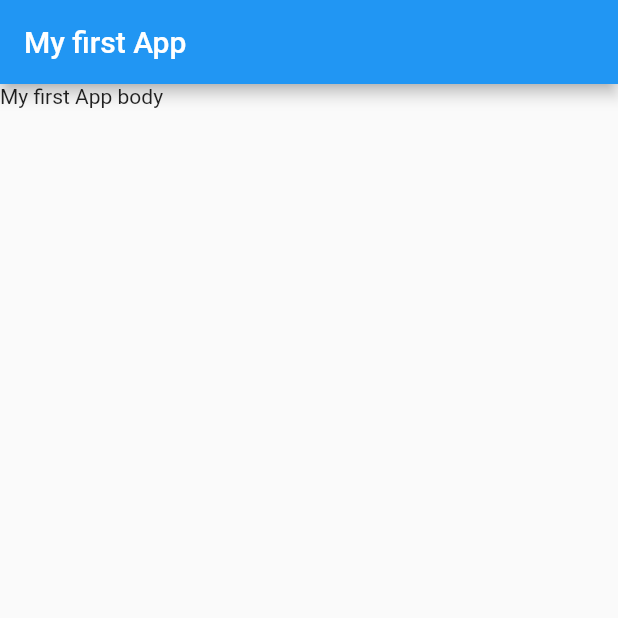
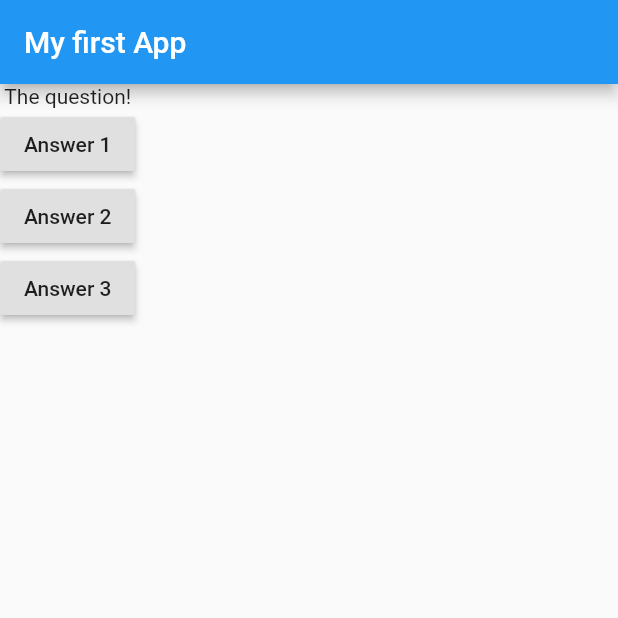
Before and after one commit to aesarantsev/flutter_complete_guide, a Flutter app: the screen it shows after launch, on a phone screen of 412 x 824 dp, the top half of it. Run offline on Flutter 3.47's test engine with Material 2 defaults, Android fonts, the phone set to English and light mode, and no system bars.

Commit message:
Lesson 031

```diff
--- a/lib/main.dart
+++ b/lib/main.dart
@@ -3,12 +3,36 @@ import 'package:flutter/material.dart';
 void main() => runApp(MyApp());
 
 class MyApp extends StatelessWidget {
+  void answerQuestions() {
+    print('ANswer question!');
+  }
+
+  var questions = [
+    'What\'s your favorite color?',
+    'What\'s your favorite animal?',
+  ];
   @override
   Widget build(BuildContext context) {
     return MaterialApp(
         home: Scaffold(
       appBar: AppBar(title: Text('My first App')),
-      body: Text('My first App body'),
+      body: Column(
+        children: [
+          Text('The question!'),
+          RaisedButton(
+            child: Text('Answer 1'),
+            onPressed: answerQuestions,
+          ),
+          RaisedButton(
+            child: Text('Answer 2'),
+            onPressed: answerQuestions,
+          ),
+          RaisedButton(
+            child: Text('Answer 3'),
+            onPressed: answerQuestions,
+          ),
+        ],
+      ),
     ));
   }
 }
```
